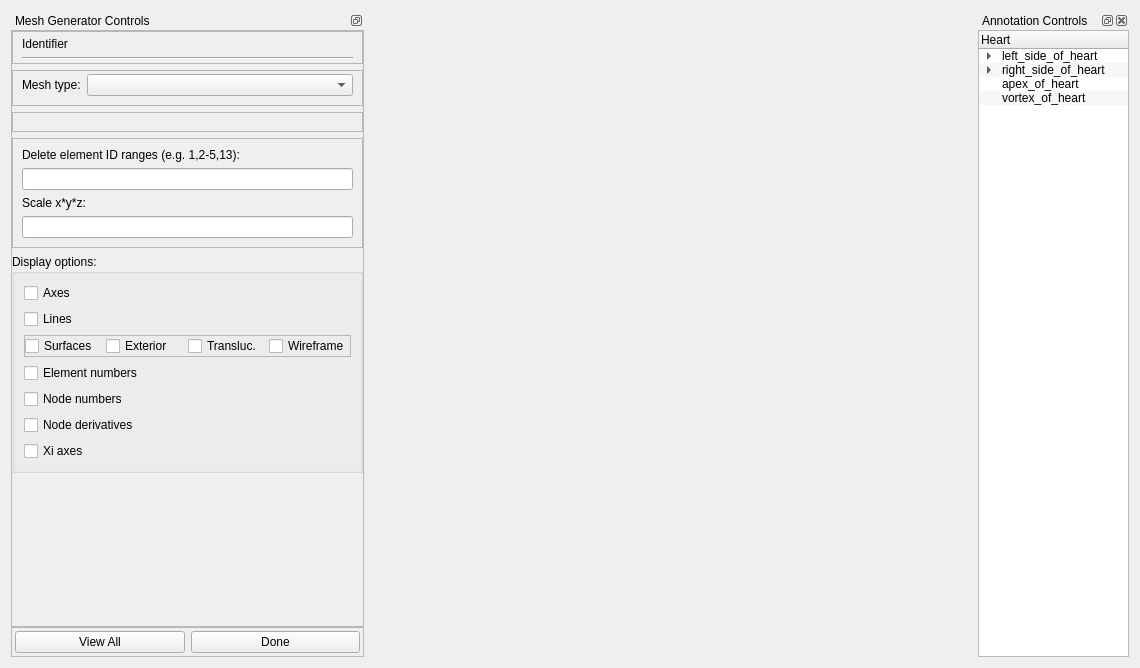
The window that mapclientplugins/meshgeneratorstep/qt/meshgeneratorwidget.ui (mlin865/mapclientplugins.scaffoldcreator) describes before a commit, drawn with Qt 5.
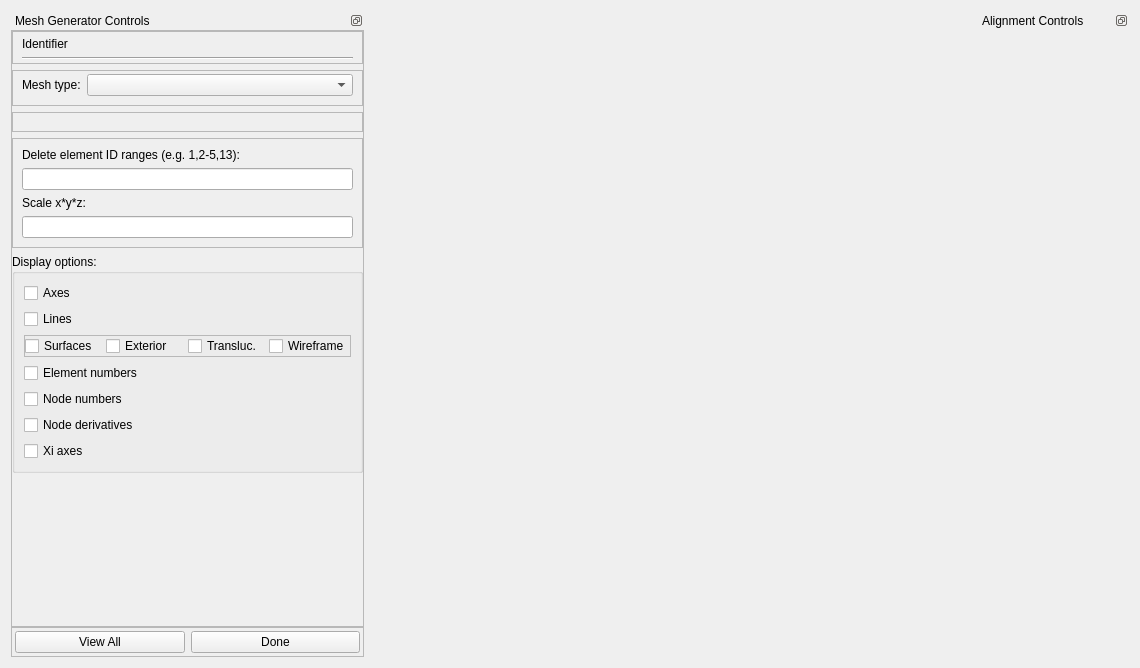
The same window after the commit. Custom widgets are drawn as their Qt base class.

Diff of the .ui file:
```diff
--- a/mapclientplugins/meshgeneratorstep/qt/meshgeneratorwidget.ui
+++ b/mapclientplugins/meshgeneratorstep/qt/meshgeneratorwidget.ui
@@ -378,95 +378,21 @@
    <item>
     <widget class="QDockWidget" name="dockWidget_AnnotationControls">
      <property name="sizePolicy">
-      <sizepolicy hsizetype="Preferred" vsizetype="Expanding">
+      <sizepolicy hsizetype="Preferred" vsizetype="Preferred">
        <horstretch>1</horstretch>
        <verstretch>0</verstretch>
       </sizepolicy>
      </property>
+     <property name="features">
+      <set>QDockWidget::DockWidgetFloatable|QDockWidget::DockWidgetMovable</set>
+     </property>
+     <property name="allowedAreas">
+      <set>Qt::LeftDockWidgetArea|Qt::RightDockWidgetArea</set>
+     </property>
      <property name="windowTitle">
-      <string>Annotation Controls</string>
+      <string>Alignment Controls</string>
      </property>
-     <widget class="QWidget" name="dockWidgetContents_2">
-      <layout class="QVBoxLayout" name="verticalLayout_5">
-       <property name="spacing">
-        <number>0</number>
-       </property>
-       <property name="margin">
-        <number>0</number>
-       </property>
-       <item>
-        <widget class="QTreeWidget" name="treeWidgetAnnotation">
-         <property name="alternatingRowColors">
-          <bool>true</bool>
-         </property>
-         <property name="selectionMode">
-          <enum>QAbstractItemView::MultiSelection</enum>
-         </property>
-         <column>
-          <property name="text">
-           <string>Heart</string>
-          </property>
-         </column>
-         <item>
-          <property name="text">
-           <string extracomment="FMA_7166">left_side_of_heart</string>
-          </property>
-          <property name="flags">
-           <set>ItemIsSelectable|ItemIsDragEnabled|ItemIsUserCheckable|ItemIsEnabled|ItemIsTristate</set>
-          </property>
-          <item>
-           <property name="text">
-            <string>ventricle</string>
-           </property>
-          </item>
-          <item>
-           <property name="text">
-            <string>atrium</string>
-           </property>
-          </item>
-          <item>
-           <property name="text">
-            <string>auricle</string>
-           </property>
-          </item>
-         </item>
-         <item>
-          <property name="text">
-           <string extracomment="FMA_7165">right_side_of_heart</string>
-          </property>
-          <property name="flags">
-           <set>ItemIsSelectable|ItemIsDragEnabled|ItemIsUserCheckable|ItemIsEnabled|ItemIsTristate</set>
-          </property>
-          <item>
-           <property name="text">
-            <string>ventricle</string>
-           </property>
-          </item>
-          <item>
-           <property name="text">
-            <string>atrium</string>
-           </property>
-          </item>
-          <item>
-           <property name="text">
-            <string>auricle</string>
-           </property>
-          </item>
-         </item>
-         <item>
-          <property name="text">
-           <string>apex_of_heart</string>
-          </property>
-         </item>
-         <item>
-          <property name="text">
-           <string>vortex_of_heart</string>
-          </property>
-         </item>
-        </widget>
-       </item>
-      </layout>
-     </widget>
+     <widget class="QWidget" name="dockWidgetContents_3"/>
     </widget>
    </item>
   </layout>
```
Left out of the diff: 8 changed lines with no effect on the pictures.
